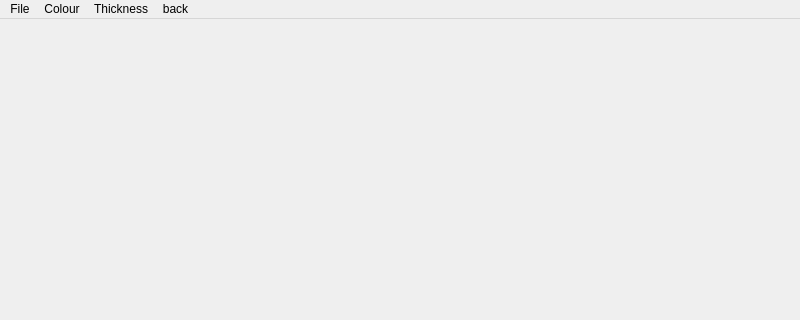
Old version of the form mainwindow.ui in the repository exquet/Paint; both pictures show x 0 to 800 and y 0 to 320 of the 800 by 600 pixel window.
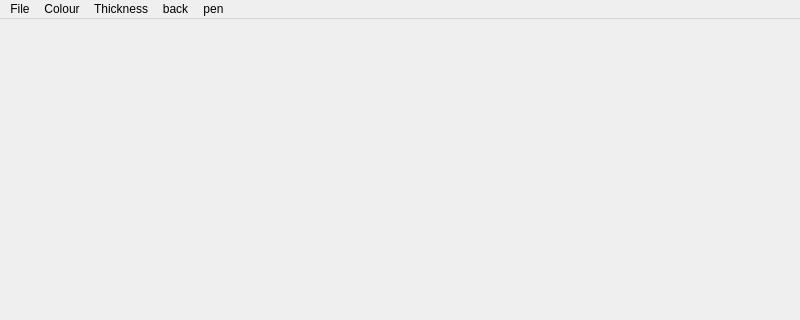
New version of the form.

What changed in the file:
```diff
--- a/mainwindow.ui
+++ b/mainwindow.ui
@@ -57,10 +57,18 @@
     </property>
     <addaction name="actionreturn"/>
    </widget>
+   <widget class="QMenu" name="menufill">
+    <property name="title">
+     <string>pen</string>
+    </property>
+    <addaction name="actionFill"/>
+    <addaction name="actionpen"/>
+   </widget>
    <addaction name="menuFile"/>
    <addaction name="menuColour"/>
    <addaction name="menuThickness"/>
    <addaction name="menuback"/>
+   <addaction name="menufill"/>
   </widget>
   <action name="actionClear">
    <property name="text">
```
Left out of the diff: 10 changed lines with no effect on the pictures.
